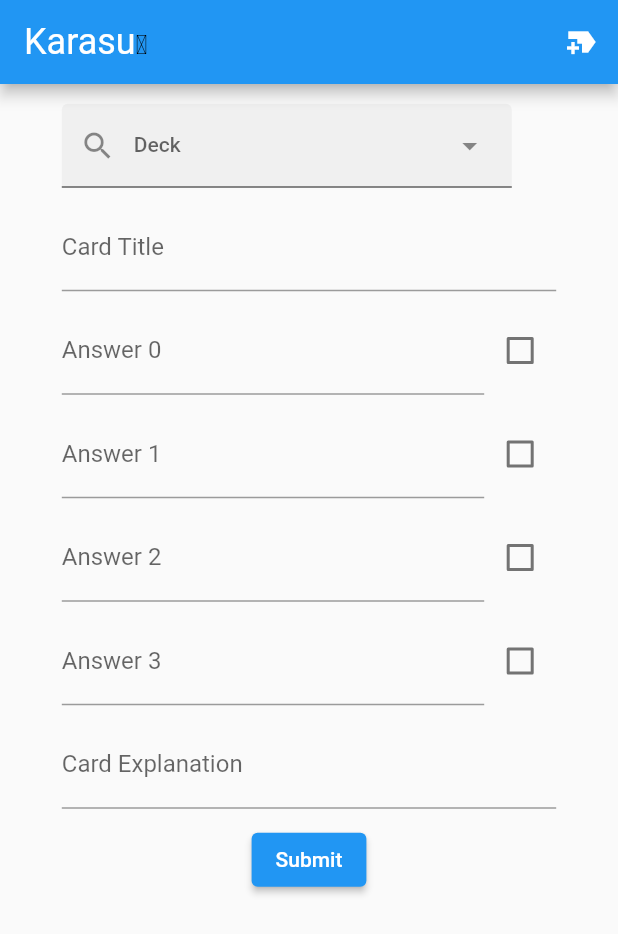
After one commit to SeveFP/Karasu, a Flutter app: the screen it shows after launch, after a tap on the "new label" icon, after a tap on "Submit", on a phone screen of 412 x 824 dp. The commit adds this screen. Shown: the top 934 px of the screen. Run offline on Flutter 3.47's test engine with Material 2 defaults, Android fonts, the phone set to English and light mode, and no system bars; our stand-ins replace flutter_markdown, flutter_secure_storage, graphql_flutter; network calls fail.

Commit message:
Create cards individually

```diff
--- a/lib/main.dart
+++ b/lib/main.dart
@@ -6,12 +6,13 @@ import 'package:http/http.dart' as http;
 import 'package:graphql_flutter/graphql_flutter.dart';
 import 'package:flutter/rendering.dart';
 import 'package:karasu/models/store.dart';
+import 'package:karasu/views/create_card.dart';
 import 'package:karasu/views/login.dart';
 import 'package:karasu/views/popularDecks.dart';
 import 'package:karasu/widgets/karasuScaffold.dart';
 
 const toshokanURL = 'localhost:8080';
-const protocol = 'http://';
+const protocol = 'https://';
 late String username = '';
 late String password = '';
 
@@ -51,9 +52,14 @@ void main() async {
 
   final Link link = authLink.concat(httpLink);
 
+  final _loggerLink = LoggerLink();
+
+  _loggerLink.concat(link);
+
   ValueNotifier<GraphQLClient> client = ValueNotifier(
     GraphQLClient(
-      link: link,
+      // link: link,
+      link: _loggerLink.concat(link),
       // The default store is the InMemoryStore, which does NOT persist to disk
       cache: GraphQLCache(store: InMemoryStore()),
     ),
@@ -96,6 +102,7 @@ class _MyAppState extends State<MyApp> {
       body = const PopularDecksDisplay();
     }
 
+    // body = const CreateCard();
     return MaterialApp(
       theme: ThemeData(
         primarySwatch: Colors.blue,
@@ -104,3 +111,23 @@ class _MyAppState extends State<MyApp> {
     );
   }
 }
+
+// TODO REMOVE THIS. ONLY DEBUGGING PURPOSES
+class LoggerLink extends Link {
+  @override
+  Stream<Response> request(
+    Request request, [
+    NextLink? forward,
+  ]) {
+    Stream<Response> response = forward!(request).map((Response fetchResult) {
+      print("Request: " + request.toString());
+      return fetchResult;
+    }).handleError((error) {
+      // throw error;
+    });
+
+    return response;
+  }
+
+  LoggerLink();
+}
--- /dev/null
+++ b/lib/models/create_card.dart
@@ -0,0 +1,58 @@
+// CreateCardModel represents the CreateCardInput type in the GraphQL schema
+class CreateCardModel {
+  late String deckID;
+  late String title;
+  late List<CreateAnswerModel> answers;
+  late String explanation;
+
+  CreateCardModel(this.deckID, this.title, this.answers, this.explanation);
+
+  CreateCardModel.fromJson(Map<String, dynamic> json) {
+    json.forEach((key, value) {
+      switch (key) {
+        case "deckID":
+          deckID = value; // TODO does it make sense to have the id here?
+          break;
+        case "title":
+          title = value;
+          break;
+        case "answers":
+          var list = value as List;
+          answers =
+              list.map((answer) => CreateAnswerModel.fromJson(answer)).toList();
+          break;
+        case "explanation":
+          explanation = value;
+          break;
+        default:
+      }
+    });
+  }
+
+  Map<String, dynamic> toJson() => {
+        'card': {
+          'title': title,
+          'answers': answers.map((answer) => answer.toJson()).toList(),
+          'explanation': explanation,
+        },
+        'deckID': deckID,
+      };
+
+  setAnswer(int index, String text, bool isCorrect) {}
+}
+
+class CreateAnswerModel {
+  String text;
+  bool isCorrect;
+
+  CreateAnswerModel(this.text, this.isCorrect);
+
+  CreateAnswerModel.fromJson(Map<String, dynamic> json)
+      : text = json['text'],
+        isCorrect = json['isCorrect'];
+
+  Map<String, dynamic> toJson() => {
+        'text': text,
+        'isCorrect': isCorrect,
+      };
+}
--- /dev/null
+++ b/lib/views/create_card.dart
@@ -0,0 +1,390 @@
+import 'package:flutter/material.dart';
+import 'package:graphql_flutter/graphql_flutter.dart';
+import 'package:karasu/models/deck.dart';
+import 'package:karasu/models/create_card.dart';
+
+class CreateCard extends StatefulWidget {
+  CreateCard({super.key});
+  final int numOfAnswers = 4;
+  // TODO: Do not make them required to detect possible bugs if not initialized
+  CreateCardModel cardModel = CreateCardModel("", "", [], "");
+  late CreateTitle createTitle;
+  late CreateExplanation createExplanation;
+  List<CreateAnswerModel> answerModels = <CreateAnswerModel>[];
+  List<CreateAnswer> answerWidgets = <CreateAnswer>[];
+
+  @override
+  State<CreateCard> createState() => _CreateCardState();
+}
+
+class _CreateCardState extends State<CreateCard> {
+  submitAndRestartForm() {
+    print("ginna submit and restart");
+    print(widget.cardModel.toJson());
+    widget.cardModel.answers = widget.answerModels;
+    List<CreateAnswerModel> newAnswers = <CreateAnswerModel>[];
+    for (var i = 0; i < widget.answerModels.length; i++) {
+      var answerModel = CreateAnswerModel(
+          widget.answerModels[i].text, widget.answerModels[i].isCorrect);
+      newAnswers.add(answerModel);
+    }
+    CreateCardModel newCard = CreateCardModel(
+      widget.cardModel.deckID,
+      widget.cardModel.title,
+      newAnswers,
+      widget.cardModel.explanation,
+    );
+    submitCreateCardForm(context, newCard);
+    restartForm();
+  }
+
+  restartForm() {
+    setState(() {
+      widget.cardModel.title = "";
+      widget.cardModel.explanation = "";
+      widget.cardModel.answers.clear();
+      newWidgets();
+    });
+  }
+
+  newWidgets() {
+    List<CreateAnswerModel> newModels = <CreateAnswerModel>[];
+    List<CreateAnswer> newWidgets = <CreateAnswer>[];
+    for (var i = 0; i < widget.numOfAnswers; i++) {
+      var answerModel = CreateAnswerModel("", false);
+      var answerWidget = CreateAnswer(
+        key: UniqueKey(),
+        answerIndex: i,
+        onChangedCallback: (text, isCorrect) => setState(() => {
+              answerModel.text = text,
+              answerModel.isCorrect = isCorrect,
+            }),
+      );
+      newModels.add(answerModel);
+
+      newWidgets.add(answerWidget);
+    }
+
+    setState(() {
+      widget.createTitle = CreateTitle(
+          key: UniqueKey(),
+          onChangedCallback: (text) => setState(() {
+                print("putting t");
+                widget.cardModel.title = text;
+                print(widget.cardModel.toJson());
+              }));
+
+      widget.createExplanation = CreateExplanation(
+          key: UniqueKey(),
+          onChangedCallback: (text) => setState(() {
+                print(widget.cardModel.toJson());
+                widget.cardModel.explanation = text;
+              }));
+
+      widget.answerModels = newModels;
+      widget.answerWidgets = newWidgets;
+    });
+  }
+
+  submitCreateCardForm(BuildContext context, CreateCardModel cardModel) {
+    print("submitting card");
+    print(cardModel.toJson());
+    Future.delayed(Duration.zero, () async {
+      try {
+        var client = GraphQLProvider.of(context).value;
+        var result = await client.mutate(
+          MutationOptions(
+            document: gql("""
+        mutation CreateDeckCard(\$card: CreateDeckCardInput!) {
+          createDeckCard(input:\$card) {
+            success
+          }
+        }
+      """),
+            variables: {'card': cardModel.toJson()},
+          ),
+        );
+
+        print("result from mutation");
+        print(result.data);
+        print(result.exception);
+        print(result.toString());
+      } catch (e) {
+        showDialog(
+            context: context,
+            builder: (context) => AlertDialog(
+                  title: const Text('Error'),
+                  content: Text(e.toString()),
+                ));
+      }
+    });
+  }
+
+  @override
+  void initState() {
+    super.initState();
+    newWidgets();
+  }
+
+  @override
+  Widget build(BuildContext context) {
+    List<CreateAnswer> answerWidgets = widget.answerWidgets;
+    CreateTitle titleWidget = widget.createTitle;
+    CreateExplanation explanationWidget = widget.createExplanation;
+
+    return Center(
+      child: SizedBox(
+        height: MediaQuery.of(context).size.height * 0.9,
+        width: MediaQuery.of(context).size.width * 0.8,
+        child: Column(
+            children: [
+          Row(
+            children: [
+              DeckIDDropDown(
+                deckIDCallback: (deckID) {
+                  setState(() {
+                    widget.cardModel.deckID = deckID ?? "";
+                  });
+                },
+              )
+            ],
+          ),
+          titleWidget,
+          ...answerWidgets,
+          explanationWidget,
+          ElevatedButton(
+            onPressed: () {
+              submitAndRestartForm();
+            },
+            child: const Text('Submit'),
+          )
+        ].insertBetween(const SizedBox(height: 10.0))),
+      ),
+    );
+  }
+}
+
+class DeckIDDropDown extends StatefulWidget {
+  DeckIDDropDown({super.key, required this.deckIDCallback});
+  final void Function(String? deckID) deckIDCallback;
+
+  late List<DeckModel> decks;
+  late String deckID;
+  // Temporary solution. Should be replaced with an inactive widget while loading.
+  List<DropdownMenuEntry<String>> deckOptions = [];
+
+  final String query = """
+    query GetPopularDecks(\$first: Int!) {
+      popularDecks(first: \$first){
+        edges {
+          node {
+            id
+            title
+            description
+          }
+          cursor
+        }
+        pageInfo {
+          hasPreviousPage
+          hasNextPage
+          startCursor
+          endCursor
+        }
+      }
+    }
+""";
+
+  @override
+  State<DeckIDDropDown> createState() => _DeckIDDropDownState();
+}
+
+class _DeckIDDropDownState extends State<DeckIDDropDown> {
+  @override
+  void initState() {
+    super.initState();
+
+    Future.delayed(Duration.zero, () async {
+      var client = GraphQLProvider.of(context).value;
+      final QueryResult result = await client.query(QueryOptions(
+        fetchPolicy: FetchPolicy.noCache,
+        document: gql(widget.query),
+        variables: const {
+          'first': 50,
+        },
+      ));
+
+      if (result.hasException) {
+        return Text(result.exception.toString());
+      }
+
+      List? edges = result.data?['popularDecks']?['edges'];
+
+      if (edges == null) {
+        return const Text('No decks');
+      }
+
+      List<DeckModel> decks = [];
+
+      for (var e in edges) {
+        decks.add(DeckModel.fromJson(e['node']));
+      }
+
+      List<DropdownMenuEntry<String>> deckOptions = [];
+      for (var d in decks) {
+        deckOptions.add(DropdownMenuEntry(value: d.id, label: d.title));
+      }
+
+      setState(() {
+        widget.decks = decks;
+        widget.deckOptions = deckOptions;
+      });
+    });
+  }
+
+  @override
+  Widget build(BuildContext context) {
+    List<DropdownMenuEntry<String>> deckOptions = widget.deckOptions;
+    print("buildingdropwdonw");
+    print(deckOptions);
+    return DropdownMenu<String>(
+      enableFilter: true,
+      leadingIcon: const Icon(Icons.search),
+      label: const Text('Deck'),
+      width: 300, // TODO: Use a sane default
+      dropdownMenuEntries: deckOptions,
+      inputDecorationTheme: const InputDecorationTheme(
+        filled: true,
+        contentPadding: EdgeInsets.symmetric(vertical: 5.0),
+      ),
+      onSelected: widget.deckIDCallback,
+    );
+  }
+}
+
+class CreateTitle extends StatefulWidget {
+  const CreateTitle({
+    required this.key,
+    required this.onChangedCallback,
+  });
+
+  final Key key;
+  final Function(String text) onChangedCallback;
+
+  @override
+  State<CreateTitle> createState() => _CreateTitleState();
+}
+
+class _CreateTitleState extends State<CreateTitle> {
+  @override
+  Widget build(BuildContext context) {
+    return Row(
+      children: [
+        Expanded(
+          child: TextFormField(
+            key: widget.key,
+            decoration: const InputDecoration(
+              border: UnderlineInputBorder(),
+              labelText: 'Card Title',
+            ),
+            onChanged: (newValue) => {widget.onChangedCallback(newValue)},
+          ),
+        )
+      ],
+    );
+  }
+}
+
+class CreateAnswer extends StatefulWidget {
+  CreateAnswer(
+      {required this.key,
+      required this.answerIndex,
+      required this.onChangedCallback});
+
+  final Key? key;
+  final int answerIndex;
+  final Function(String text, bool isCorrect) onChangedCallback;
+
+  String text = "";
+  bool isCorrect = false;
+
+  @override
+  State<CreateAnswer> createState() => _CreateAnswerState();
+}
+
+class _CreateAnswerState extends State<CreateAnswer> {
+  @override
+  Widget build(BuildContext context) {
+    return SizedBox(
+      child: Row(children: [
+        Expanded(
+            child: TextFormField(
+          maxLines: null,
+          keyboardType: TextInputType.multiline,
+          decoration: InputDecoration(
+            border: const UnderlineInputBorder(),
+            labelText: 'Answer ' + widget.answerIndex.toString(),
+          ),
+          onChanged: (newValue) => setState(() {
+            widget.text = newValue;
+            widget.onChangedCallback(widget.text, widget.isCorrect);
+          }),
+        )),
+        Checkbox(
+          value: widget.isCorrect,
+          onChanged: (newValue) {
+            setState(() {
+              widget.isCorrect = newValue!;
+              widget.onChangedCallback(widget.text, widget.isCorrect);
+            });
+          },
+        )
+      ]),
+    );
+  }
+}
+
+class CreateExplanation extends StatefulWidget {
+  const CreateExplanation({
+    required this.key,
+    required this.onChangedCallback,
+  });
+
+  final Key key;
+  final Function(String text) onChangedCallback;
+
+  @override
+  State<CreateExplanation> createState() => _CreateExplanationState();
+}
+
+class _CreateExplanationState extends State<CreateExplanation> {
+  @override
+  Widget build(BuildContext context) {
+    return Row(
+      children: [
+        Expanded(
+          child: TextFormField(
+            key: widget.key,
+            decoration: const InputDecoration(
+              border: UnderlineInputBorder(),
+              labelText: 'Card Explanation',
+            ),
+            onChanged: (newValue) => {widget.onChangedCallback(newValue)},
+          ),
+        )
+      ],
+    );
+  }
+}
+
+// Flutter does not fix vertical spacing between elements in a Column.
+// Extremely wrong hack from: https://github.com/flutter/flutter/issues/16957#issuecomment-607645306
+extension ExtendedWidgetList on List<Widget> {
+  /// Insert [widget] between each member of this list
+  List<Widget> insertBetween(Widget widget) {
+    if (this.length > 1) {
+      for (var i = this.length - 1; i > 0; i--) this.insert(i, widget);
+    }
+
+    return this;
+  }
+}
--- a/lib/widgets/karasuScaffold.dart
+++ b/lib/widgets/karasuScaffold.dart
@@ -1,9 +1,13 @@
+import 'package:flutter/gestures.dart';
 import 'package:flutter/material.dart';
+import 'package:karasu/views/create_card.dart';
+import 'package:karasu/views/popularDecks.dart';
 
 class KarasuScaffold extends StatefulWidget {
-  final Widget body;
+  late Widget body;
   final String? title;
-  const KarasuScaffold({super.key, required this.body, this.title});
+
+  KarasuScaffold({super.key, required this.body, this.title});
 
   @override
   State<KarasuScaffold> createState() => _KarasuScaffoldState();
@@ -19,18 +23,24 @@ class _KarasuScaffoldState extends State<KarasuScaffold> {
       appBar: AppBar(
         actions: <Widget>[
           IconButton(
-            icon: Icon(
-              Icons.wifi_off,
+            icon: const Icon(
+              Icons.new_label_sharp,
               color: Colors.white,
             ),
             onPressed: () {
               setState(() {
-                // widget.body = OfflineDecks();
+                widget.body = CreateCard();
               });
             },
           )
         ],
-        title: RichText(
+        title: InkWell(
+          onTap: () {
+            setState(() {
+              widget.body = const PopularDecksDisplay();
+            });
+          },
+          child: RichText(
             text: TextSpan(
               children: <TextSpan>[
                 const TextSpan(text: 'Karasu', style: TextStyle(fontSize: 24)),
@@ -42,6 +52,7 @@ class _KarasuScaffoldState extends State<KarasuScaffold> {
             ),
           ),
         ),
+      ),
       body: widget.body,
     );
   }
```
Also changed, not shown: pubspec.lock, 3 other files. Lines whose indentation alone changed are shown as unchanged.
